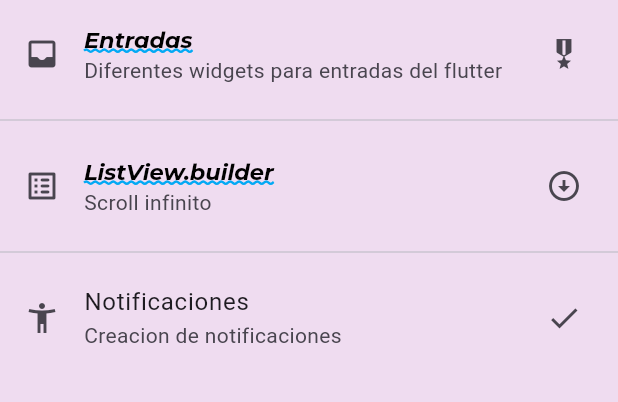
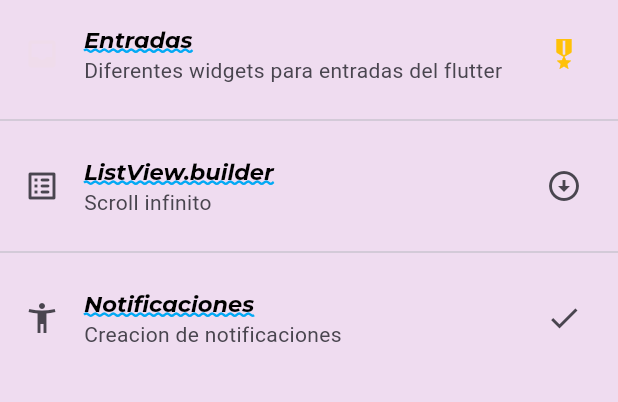
Before and after one commit to ProgramDU/componentes_flutter, a Flutter app: the screen it shows after launch, on a phone screen of 412 x 824 dp, the part 84-486 px from its top. Run offline on Flutter 3.47's test engine with Material 3 defaults, Android fonts, the phone set to English and light mode, and no system bars; our stand-ins replace google_fonts.

Commit message:
08 finalizing the app theme

```diff
--- a/lib/screens/home_screen.dart
+++ b/lib/screens/home_screen.dart
@@ -1,4 +1,5 @@
 import 'package:flutter/material.dart';
+import 'package:practica3_componentes/theme/app_theme.dart';
 
 class HomeScreen extends StatelessWidget {
   const HomeScreen({super.key});
@@ -12,14 +13,16 @@ class HomeScreen extends StatelessWidget {
         body: ListView(
           children:  [
             ListTile(
-              leading: const Icon(Icons.inbox_rounded),
+              leading: const Icon(Icons.inbox_rounded,
+              color: AppTheme.mainColor),
               title: Text('Entradas',
               style:  Theme.of(context).textTheme.headlineLarge,
               ),
 
-              subtitle: const Text("Diferentes widgets para entradas del flutter",
+              subtitle: Text("Diferentes widgets para entradas del flutter",
+              style: AppTheme.lightTheme.textTheme.bodyMedium,
               ),
-              trailing: const Icon(Icons.military_tech),
+              trailing: const Icon(Icons.military_tech, color: Colors.amber,),
             ),
             const Divider(),
             ListTile(
@@ -28,17 +31,20 @@ class HomeScreen extends StatelessWidget {
               style:  Theme.of(context).textTheme.headlineLarge,
                 ),
 
-              subtitle: const Text("Scroll infinito",),
+              subtitle:  Text("Scroll infinito",
+               style: AppTheme.lightTheme.textTheme.bodyMedium,),
               trailing: const Icon(Icons.arrow_circle_down),
             ),
             const Divider(),
-            const ListTile(
-              leading: Icon(Icons.accessibility_new),
-              title: Text('Notificaciones'),
+            ListTile(
+              leading: const Icon(Icons.accessibility_new),
+              title: Text('Notificaciones',
+              style:  Theme.of(context).textTheme.headlineLarge,),
 
-              subtitle: Text("Creacion de notificaciones"),
+              subtitle: Text("Creacion de notificaciones",
+              style: AppTheme.lightTheme.textTheme.bodyMedium,),
 
-              trailing: Icon(Icons.check),
+              trailing: const Icon(Icons.check),
             ),
           ],
           )
--- a/lib/theme/app_theme.dart
+++ b/lib/theme/app_theme.dart
@@ -19,6 +19,17 @@ class AppTheme{
             fontStyle: FontStyle.italic
           ),
 
+          bodySmall: GoogleFonts.montserrat(
+            color:Colors.black,
+            fontSize: 8.0,
+            decoration:TextDecoration.lineThrough,
+            fontStyle: FontStyle.normal,
+            decorationThickness: 1.0,
+
+
+          ),
+
+
         ),
   );
 }
```
